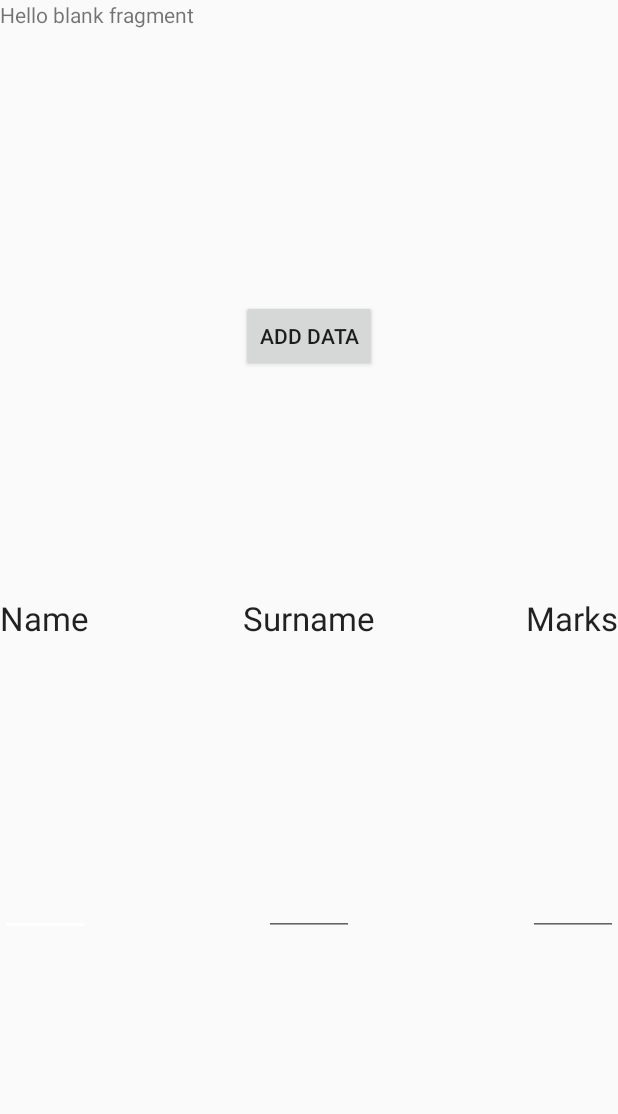
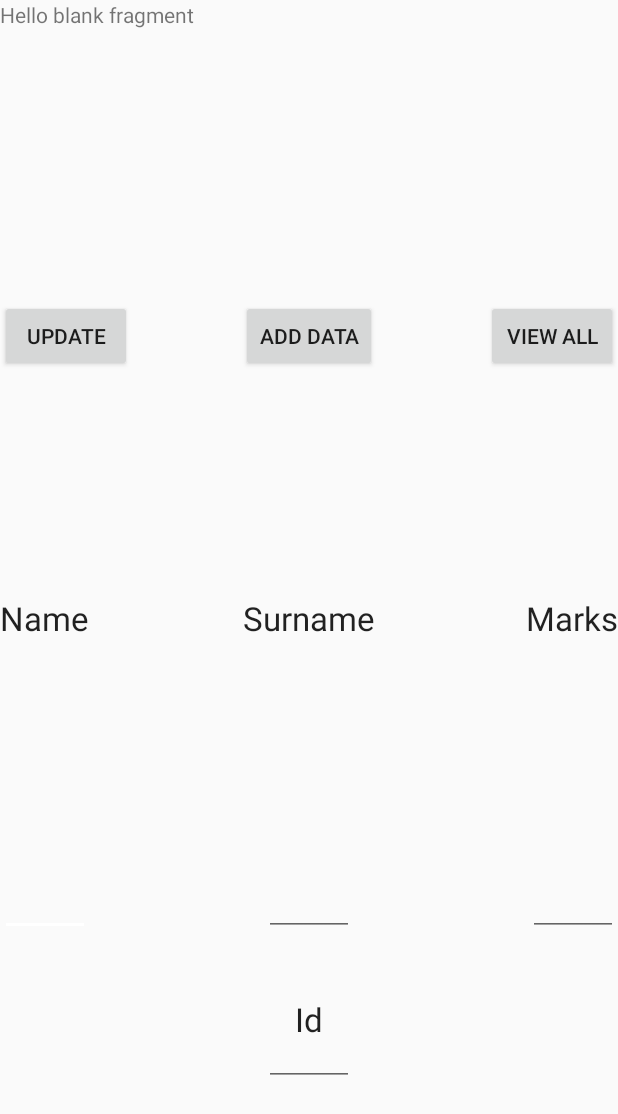
Before and after one commit to CamilleCastillo15/Android-project, an Android app: the fragment SQLiteFragment shown on its own in the app's theme, on a phone screen of 412 x 824 dp. Shown: the top 1114 px of the screen. Run offline under Robolectric (Android 15) with nearby library versions, the phone set to English and light mode, and no system bars.

Commit message:
ajout donnes dans sqlite fragment

```diff
--- a/src/main/java/com/camille/camille_castillo_projet_android_final/SQLiteFragment.java
+++ b/src/main/java/com/camille/camille_castillo_projet_android_final/SQLiteFragment.java
@@ -1,6 +1,7 @@
 package com.camille.camille_castillo_projet_android_final;
 
-
+import android.app.AlertDialog;
+import android.database.Cursor;
 import android.os.Bundle;
 import android.support.v4.app.Fragment;
 import android.util.Log;
@@ -11,15 +12,16 @@ import android.widget.Button;
 import android.widget.EditText;
 import android.widget.Toast;
 
-
 /**
  * A simple {@link Fragment} subclass.
  */
 public class SQLiteFragment extends Fragment {
 
     DatabaseHelper myDb;
-    EditText editName, editSurname, editMarks;
+    EditText editName, editSurname, editMarks, editTextId;
     Button btnAddData;
+    Button btnviewAll;
+    Button btnUpdate;
 
     public SQLiteFragment() {
         // Required empty public constructor
@@ -40,12 +42,33 @@ public class SQLiteFragment extends Fragment {
         editSurname.clearFocus();
         editMarks = (EditText)_vue.findViewById(R.id.editText_marks);
         editMarks.clearFocus();
+        editMarks = (EditText)_vue.findViewById(R.id.editText_id);
 
         btnAddData = (Button)_vue.findViewById(R.id.button_add);
+        btnviewAll = (Button)_vue.findViewById(R.id.button_viewall);
+        btnUpdate = (Button)_vue.findViewById(R.id.button_update);
 
         AddData();
+        viewAll();
 
         return _vue;
+    }
+
+    public void UpdateData(){
+
+        btnUpdate.setOnClickListener(
+
+                new View.OnClickListener() {
+                    @Override
+                    public void onClick(View v) {
+
+                        boolean isUpdated = myDb.updateData();
+
+                    }
+                }
+
+        );
+
     }
 
     public void AddData(){
@@ -63,4 +86,56 @@ public class SQLiteFragment extends Fragment {
 
     }
 
+    public void viewAll(){
+
+        btnviewAll.setOnClickListener(
+
+                new View.OnClickListener(){
+
+                    @Override
+                    public void onClick(View v){
+
+                       Cursor res = myDb.getAllData();
+                        if(res.getCount() == 0){
+
+                            //afficher les message
+                            showMessage("Error", "Nothing found");
+                            return;
+
+                        }
+
+                        StringBuffer buffer = new StringBuffer();
+
+                        while(res.moveToNext()){
+
+                            buffer.append("Id : " + res.getString(0) + "\n");
+                            buffer.append("Name : "+ res.getString(1)+ "\n");
+                            buffer.append("Surname : "+ res.getString(2)+ "\n");
+                            buffer.append("Marks : "+ res.getString(3)+ "\n\n");
+
+                        }
+
+                        //Show all datas
+                        showMessage("Data", buffer.toString());
+
+                    }
+
+
+                }
+
+        );
+
+    }
+
+    public void showMessage(String title, String Message){
+
+        AlertDialog.Builder builder = new AlertDialog.Builder(this.getActivity());
+        builder.setCancelable(true);
+        builder.setTitle(title);
+        builder.setMessage(Message);
+
+        builder.show();
+
+    }
+
 }
--- a/src/main/res/layout/fragment_sqlite.xml
+++ b/src/main/res/layout/fragment_sqlite.xml
@@ -63,4 +63,36 @@
         android:layout_marginTop="200dp"
         android:layout_gravity="center_horizontal|top" />
 
+    <Button
+        android:layout_width="wrap_content"
+        android:layout_height="wrap_content"
+        android:text="View all"
+        android:id="@+id/button_viewall"
+        android:layout_marginTop="200dp"
+        android:layout_gravity="right|top" />
+
+    <Button
+        android:layout_width="wrap_content"
+        android:layout_height="wrap_content"
+        android:text="Update"
+        android:id="@+id/button_update"
+        android:layout_marginTop="200dp"
+        android:layout_gravity="left|top" />
+
+    <EditText
+        android:layout_width="60dp"
+        android:layout_height="wrap_content"
+        android:id="@+id/editText_id"
+        android:layout_marginBottom="100dp"
+        android:layout_gravity="center_horizontal|bottom" />
+
+    <TextView
+        android:layout_width="wrap_content"
+        android:layout_height="wrap_content"
+        android:textAppearance="?android:attr/textAppearanceLarge"
+        android:text="Id"
+        android:id="@+id/textView_id"
+        android:layout_marginBottom="130dp"
+        android:layout_gravity="center_horizontal|bottom" />
+
 </FrameLayout>
```
Also changed, not shown: src/main/java/com/camille/camille_castillo_projet_android_final/DatabaseHelper.java (+31 -0 lines).
